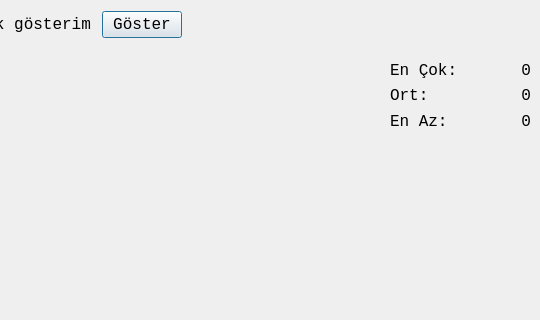
mamoo81/bhss, file satisgrafigiform.ui: the form before one commit; both pictures show x 760 to 1300 and y 0 to 320 of the 1300 by 620 pixel window.
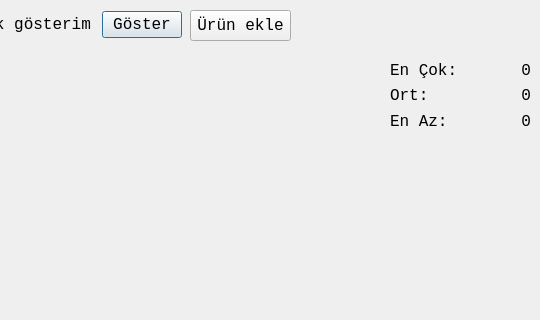
The form after the commit.

What changed in the file:
```diff
--- a/satisgrafigiform.ui
+++ b/satisgrafigiform.ui
@@ -141,7 +141,7 @@
     </item>
    </layout>
   </widget>
-  <widget class="QWidget" name="">
+  <widget class="QWidget" name="layoutWidget">
    <property name="geometry">
     <rect>
      <x>1150</x>
@@ -204,6 +204,19 @@
     </item>
    </layout>
   </widget>
+  <widget class="QPushButton" name="EklepushButton">
+   <property name="geometry">
+    <rect>
+     <x>950</x>
+     <y>10</y>
+     <width>101</width>
+     <height>31</height>
+    </rect>
+   </property>
+   <property name="text">
+    <string>Ürün ekle</string>
+   </property>
+  </widget>
  </widget>
  <resources/>
  <connections/>
```
